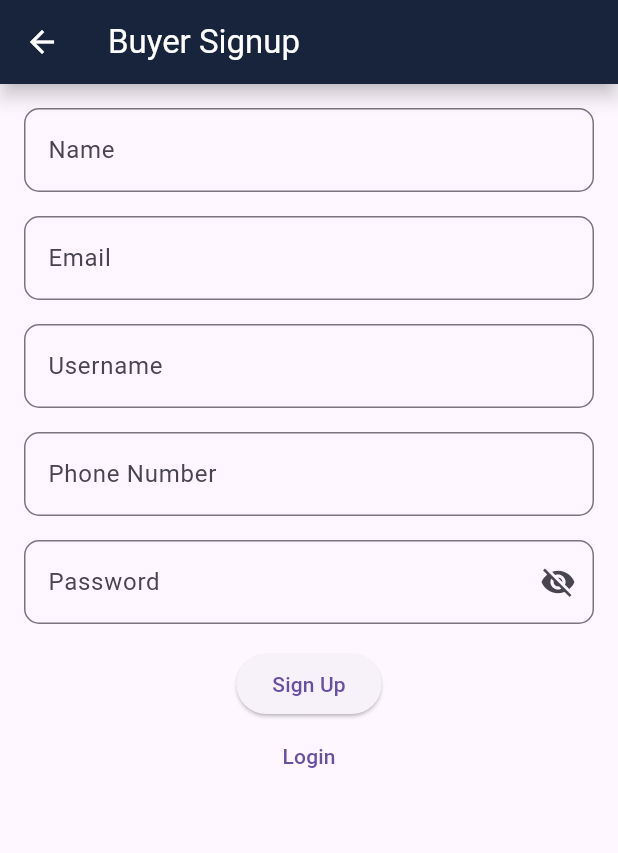
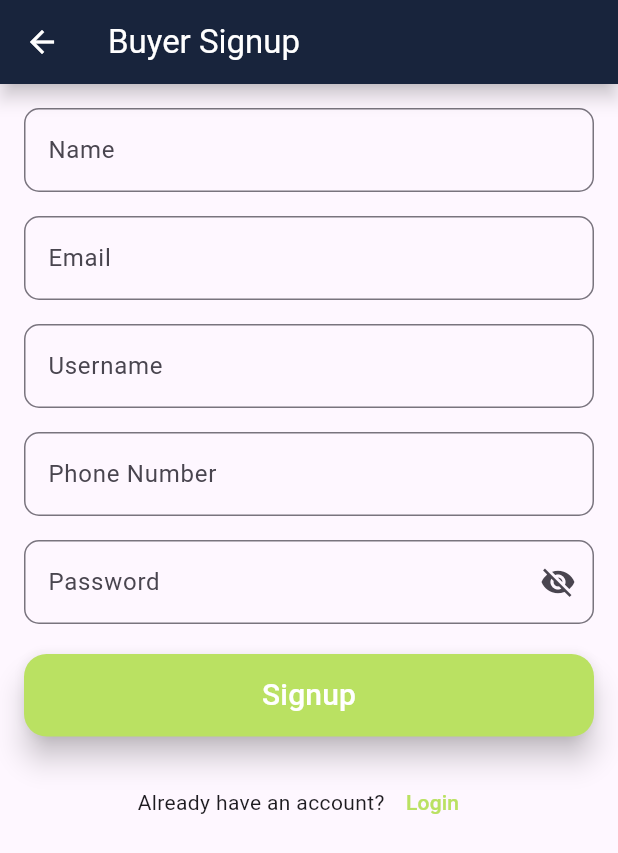
Before and after one commit to KushAgrawal1404/FishLink, a Flutter app: the BuyerSignupPage screen opened by its route, on a phone screen of 412 x 824 dp. Shown: the top 853 px of the screen. Run offline on Flutter 3.47's test engine with Material 3 defaults, Android fonts, the phone set to English and light mode, and no system bars; our stand-ins replace shared_preferences; accounts and stored records are empty.

Commit message:
updated Signup pages

```diff
--- a/lib/screens/buyer_signup_page.dart
+++ b/lib/screens/buyer_signup_page.dart
@@ -141,16 +141,38 @@ class _BuyerSignupPageState extends State<BuyerSignupPage> {
                 ),
                 obscureText: !_isPasswordVisible,
               ),
-              const SizedBox(height: 16),
+              const SizedBox(height: 20.0),
               ElevatedButton(
                 onPressed: _signup,
-                child: const Text('Sign Up'),
+                style: ButtonStyle(
+                  backgroundColor:
+                      MaterialStateProperty.all(const Color(0xFFbae162)),
+                  elevation: MaterialStateProperty.all(8.0),
+                  shape: MaterialStateProperty.all(
+                    RoundedRectangleBorder(
+                      borderRadius: BorderRadius.circular(15.0),
+                    ),
+                  ),
+                  minimumSize: MaterialStateProperty.all(const Size(400, 55)),
+                ),
+                child: const Text(
+                  'Signup',
+                  style: TextStyle(fontSize: 20, color: Colors.white),
+                ),
               ),
-              TextButton(
-                onPressed: () {
-                  Navigator.popUntil(context, ModalRoute.withName('/'));
-                },
-                child: const Text('Login'),
+              const SizedBox(height: 20.0),
+              Row(
+                mainAxisAlignment: MainAxisAlignment.center,
+                children: <Widget>[
+                  const Text('Already have an account?'),
+                  TextButton(
+                    onPressed: () {
+                      Navigator.pushNamed(context, '/');
+                    },
+                    child: const Text('Login',
+                        style: TextStyle(color: Color(0xFFbae162))),
+                  ),
+                ],
               ),
             ],
           ),
```
Also changed, not shown: lib/screens/seller_signup_page.dart (+29 -7 lines).
